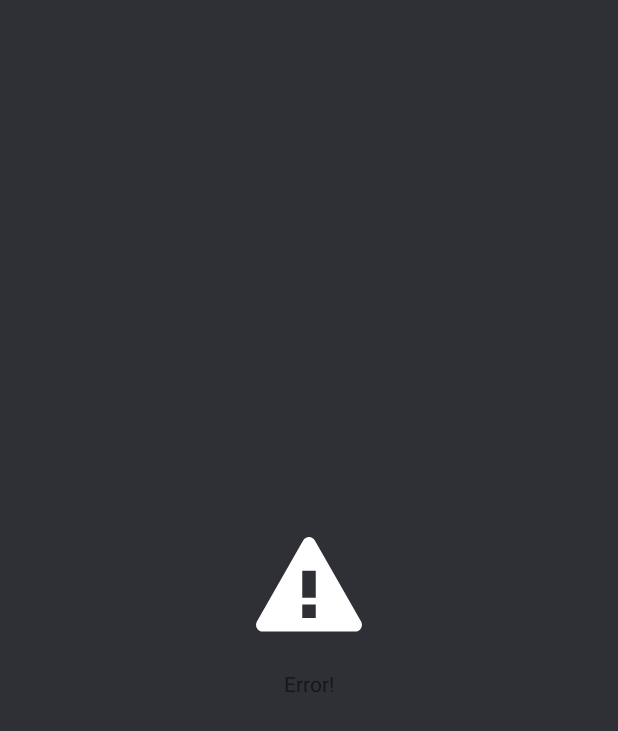
After one commit to edgars-supe/imgur, an Android app: the layout view_error.xml on its own in the app's theme, with its tools: preview values and no code run, on a phone screen of 412 x 824 dp. The commit adds this screen. Shown: the top 731 px of the screen. Run offline under Robolectric (Android 15) with nearby library versions, the phone set to English and light mode, and no system bars.

Commit message:
Add basic gallery output

```diff
--- a/app/build.gradle
+++ b/app/build.gradle
@@ -35,6 +35,7 @@ dependencies {
     implementation fileTree(dir: 'libs', include: ['*.jar'])
     implementation "androidx.appcompat:appcompat:1.1.0"
     implementation "androidx.activity:activity-ktx:1.0.0"
+    implementation "androidx.cardview:cardview:1.0.0"
     implementation "androidx.constraintlayout:constraintlayout:1.1.3"
     implementation "androidx.core:core-ktx:1.1.0"
     implementation "androidx.fragment:fragment-ktx:1.1.0"
@@ -43,6 +44,7 @@ dependencies {
     implementation "androidx.recyclerview:recyclerview:1.1.0"
     api "com.google.dagger:dagger:2.25.4"
     kapt "com.google.dagger:dagger-compiler:2.25.4"
+    implementation "com.github.bumptech.glide:glide:4.11.0"
     implementation "com.jakewharton.retrofit:retrofit2-kotlinx-serialization-converter:0.4.0"
     implementation "com.squareup.retrofit2:retrofit:2.7.1"
     implementation 'com.squareup.retrofit2:adapter-rxjava2:2.7.1'
--- a/app/src/main/java/lv/esupe/imgur/di/AppComponent.kt
+++ b/app/src/main/java/lv/esupe/imgur/di/AppComponent.kt
@@ -4,7 +4,6 @@ import android.content.Context
 import dagger.BindsInstance
 import dagger.Component
 import lv.esupe.imgur.details.DetailsViewModel
-import lv.esupe.imgur.master.MasterFragment
 import lv.esupe.imgur.master.MasterViewModel
 
 @Component(
@@ -15,8 +14,6 @@ interface AppComponent {
 
     val detailsViewModel: DetailsViewModel
 
-    fun inject(masterFragment: MasterFragment)
-
     @Component.Factory
     interface Factory {
         fun create(@BindsInstance applicationContext: Context): AppComponent
--- /dev/null
+++ b/app/src/main/res/drawable/ic_alert.xml
@@ -0,0 +1,12 @@
+<vector
+    xmlns:android="http://schemas.android.com/apk/res/android"
+    android:width="72dp"
+    android:height="72dp"
+    android:viewportWidth="1024"
+    android:viewportHeight="1024"
+    >
+    <path
+        android:fillColor="@color/white"
+        android:pathData="M1005.85,800.25l-438.29,-767C556.17,13.31 534.97,1 512,1s-44.17,12.31 -55.57,32.25l-438.29,767c-11.32,19.81 -11.24,44.14 0.21,63.88C29.81,883.85 50.9,896 73.71,896h876.57c22.81,0 43.9,-12.15 55.35,-31.88S1017.17,820.06 1005.85,800.25zM576,768H448V640h128V768zM576,576H448V320h128V576z"
+        />
+</vector>
--- /dev/null
+++ b/app/src/main/res/layout/view_error.xml
@@ -0,0 +1,27 @@
+<?xml version="1.0" encoding="utf-8"?>
+<LinearLayout
+    xmlns:android="http://schemas.android.com/apk/res/android"
+    xmlns:tools="http://schemas.android.com/tools"
+    android:layout_width="match_parent"
+    android:layout_height="match_parent"
+    android:gravity="center"
+    android:orientation="vertical"
+    >
+
+    <ImageView
+        android:id="@+id/error_image"
+        android:layout_width="wrap_content"
+        android:layout_height="wrap_content"
+        android:contentDescription="@string/error_image_content_desc"
+        android:src="@drawable/ic_alert"
+        />
+
+    <TextView
+        android:id="@+id/error_text"
+        android:layout_width="wrap_content"
+        android:layout_height="wrap_content"
+        android:layout_marginTop="16dp"
+        tools:text="Error!"
+        />
+
+</LinearLayout>
--- a/app/src/main/res/values/colors.xml
+++ b/app/src/main/res/values/colors.xml
@@ -1,6 +1,13 @@
 <?xml version="1.0" encoding="utf-8"?>
 <resources>
-    <color name="colorPrimary">#008577</color>
-    <color name="colorPrimaryDark">#00574B</color>
-    <color name="colorAccent">#D81B60</color>
+    <color name="brand_primary">#85BF25</color>
+    <color name="brand_primary_light">#B8F25B</color>
+    <color name="brand_primary_dark">#528E00</color>
+    <color name="brand_accent">#171544</color>
+    <color name="brand_accent_light">#433B70</color>
+    <color name="brand_accent_dark">#00001E</color>
+    <color name="brand_secondary">#2E3035</color>
+    <color name="white">#FFFFFF</color>
+    <color name="grey">#808080</color>
+    <color name="grey_dark">#474A51</color>
 </resources>
--- a/app/src/main/res/values/strings.xml
+++ b/app/src/main/res/values/strings.xml
@@ -2,4 +2,6 @@
     <string name="app_name">Imgur</string>
 
     <string name="hello_blank_fragment">Hello blank fragment</string>
+    <string name="error_image_content_desc">Error image</string>
+    <string name="item_image_content_desc">An Imgur image</string>
 </resources>
--- a/app/src/main/res/values/styles.xml
+++ b/app/src/main/res/values/styles.xml
@@ -1,11 +1,8 @@
 <resources>
-
-    <!-- Base application theme. -->
     <style name="AppTheme" parent="Theme.AppCompat.Light.DarkActionBar">
-        <!-- Customize your theme here. -->
-        <item name="colorPrimary">@color/colorPrimary</item>
-        <item name="colorPrimaryDark">@color/colorPrimaryDark</item>
-        <item name="colorAccent">@color/colorAccent</item>
+        <item name="colorPrimary">@color/brand_primary</item>
+        <item name="colorPrimaryDark">@color/brand_primary_dark</item>
+        <item name="colorAccent">@color/brand_accent</item>
+        <item name="android:windowBackground">@color/brand_secondary</item>
     </style>
-
 </resources>
```
Also changed, not shown: app/src/main/java/lv/esupe/imgur/AspectRatioImageView.kt (added, +25 -0 lines), app/src/main/java/lv/esupe/imgur/master/MasterFragment.kt (+26 -3 lines), app/src/main/java/lv/esupe/imgur/master/MasterState.kt (+2 -2 lines), app/src/main/java/lv/esupe/imgur/master/MasterViewModel.kt (+41 -2 lines), app/src/main/java/lv/esupe/imgur/master/model/ImageItem.kt (added, +9 -0 lines), app/src/main/java/lv/esupe/imgur/master/recycler/ImageAdapter.kt (added, +30 -0 lines), app/src/main/java/lv/esupe/imgur/master/recycler/ImageDiffCallback.kt (added, +12 -0 lines), app/src/main/java/lv/esupe/imgur/master/recycler/ImageViewHolder.kt (added, +28 -0 lines), app/src/main/java/lv/esupe/imgur/model/Image.kt (+47 -1 lines), app/src/main/res/layout/fragment_master.xml (+23 -3 lines), app/src/main/res/layout/item_image.xml (added, +34 -0 lines).
